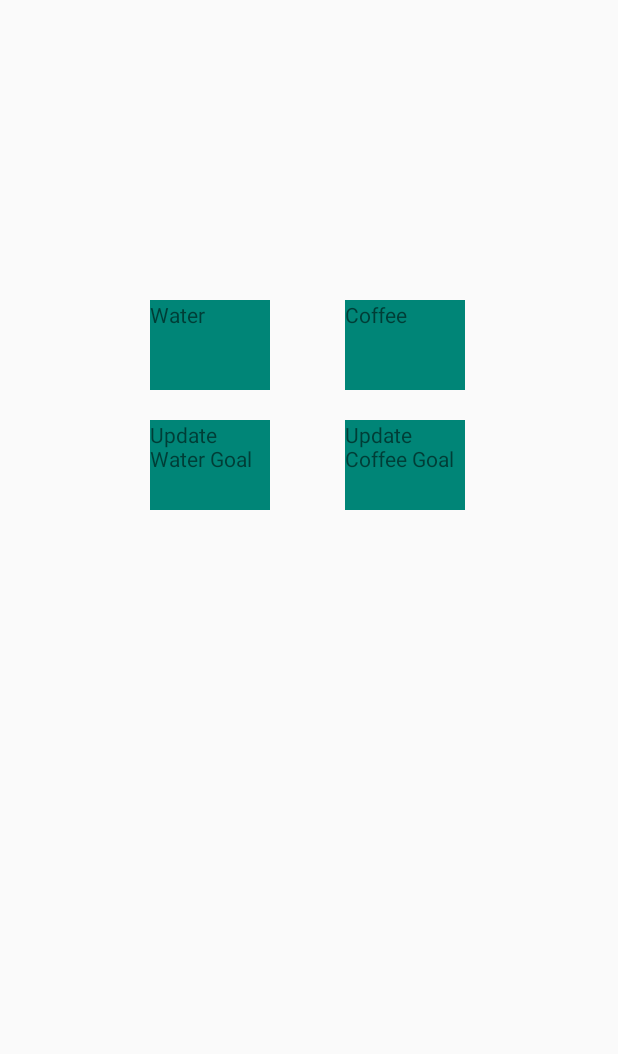
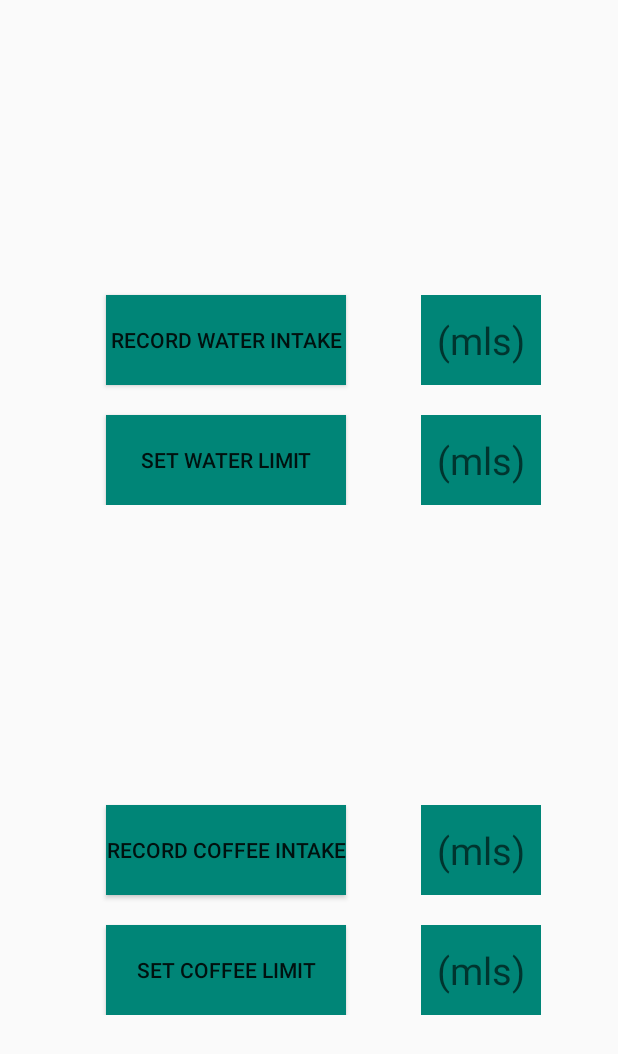
Before and after one commit to TruptiVaity/KT-Fitness, an Android app: the layout activity_tracker.xml on its own in the app's theme, with its tools: preview values and no code run, on a phone screen of 412 x 824 dp. Shown: the top 1054 px of the screen. Run offline under Robolectric (Android 15) with nearby library versions, the phone set to English and light mode, and no system bars.

Commit message:
Replace activity_tracker.xml

```diff
--- a/app/src/main/res/layout/activity_tracker.xml
+++ b/app/src/main/res/layout/activity_tracker.xml
@@ -1,58 +1,120 @@
 <?xml version="1.0" encoding="utf-8"?>
 
 <RelativeLayout xmlns:android="http://schemas.android.com/apk/res/android"
-
     xmlns:app="http://schemas.android.com/apk/res-auto"
     xmlns:tools="http://schemas.android.com/tools"
+    android:id="@+id/tracker"
+    android:gravity="center"
     android:layout_width="match_parent"
     android:layout_height="match_parent"
     tools:context=".MainActivity">
 
 
-    <TextView
-        android:id="@+id/water"
-        android:layout_width="80dp"
+    <RelativeLayout
+        android:id="@+id/waterLayout"
+        android:gravity="center_horizontal"
+        android:layout_width="wrap_content"
+        android:layout_height="wrap_content">
+        <Button
+            android:id="@+id/record_water_intake_button"
+            android:layout_width="160dp"
             android:layout_height="60dp"
             android:background="@color/colorPrimary"
-        android:layout_marginLeft="100dp"
-        android:layout_marginTop="200dp"
-        android:text="Water"
-        app:layout_constraintLeft_toLeftOf="@id/coffee" />
+            android:layout_marginLeft="20dp"
+            android:layout_marginTop="50dp"
+            android:text="Record Water Intake"
+            app:layout_constraintLeft_toLeftOf="@id/display_water_intake" />
 
         <TextView
-        android:id="@+id/coffee"
+            android:id="@+id/display_water_intake"
             android:layout_width="80dp"
             android:layout_height="60dp"
             android:layout_marginLeft="50dp"
-        android:layout_marginTop="200dp"
+            android:layout_marginTop="50dp"
+            android:gravity="center"
+            android:textSize="25dp"
             android:background="@color/colorPrimary"
-        android:layout_toRightOf="@id/water"
-        android:text="Coffee" />
+            android:layout_toRightOf="@id/record_water_intake_button"
+            android:hint="(mls)" />
+
+        <Button
+            android:id="@+id/set_water_limit_button"
+            android:layout_width="160dp"
+            android:layout_height="60dp"
+            android:layout_marginLeft="20dp"
+            android:layout_marginTop="20dp"
+            android:background="@color/colorPrimary"
+            android:layout_below="@id/record_water_intake_button"
+            android:text="SET WATER LIMIT"/>
 
         <TextView
-        android:id="@+id/updatewater"
+            android:id="@+id/display_water_limit"
             android:layout_width="80dp"
             android:layout_height="60dp"
-        android:layout_marginLeft="100dp"
+            android:layout_below="@id/display_water_intake"
+            android:layout_marginLeft="50dp"
+            android:layout_marginTop="20dp"
+            android:gravity="center"
+            android:textSize="25dp"
+            android:background="@color/colorPrimary"
+            android:layout_toRightOf="@id/set_water_limit_button"
+            android:hint="(mls)" />
+
+    </RelativeLayout>
+
+    <RelativeLayout
+        android:id="@+id/coffeelayout"
+        android:layout_below="@+id/waterLayout"
+        android:layout_marginTop="150dp"
+        android:gravity="center_horizontal"
+        android:layout_width="wrap_content"
+        android:layout_height="wrap_content">
+        <Button
+            android:id="@+id/record_coffee_intake_button"
+            android:layout_width="160dp"
+            android:layout_height="60dp"
+            android:background="@color/colorPrimary"
+            android:layout_marginLeft="20dp"
+            android:layout_marginTop="50dp"
+            android:text="Record Coffee Intake"
+            app:layout_constraintLeft_toLeftOf="@id/display_coffee_intake" />
+
+        <TextView
+            android:id="@+id/display_coffee_intake"
+            android:layout_width="80dp"
+            android:layout_height="60dp"
+            android:layout_marginLeft="50dp"
+            android:layout_marginTop="50dp"
+            android:gravity="center"
+            android:textSize="25dp"
+            android:background="@color/colorPrimary"
+            android:layout_toRightOf="@id/record_coffee_intake_button"
+            android:hint="(mls)" />
+
+        <Button
+            android:id="@+id/set_coffee_limit_button"
+            android:layout_width="160dp"
+            android:layout_height="60dp"
+            android:layout_marginLeft="20dp"
             android:layout_marginTop="20dp"
             android:background="@color/colorPrimary"
-        android:layout_below="@id/water"
-        android:text="Update Water Goal"
-
-
-        />
+            android:layout_below="@id/record_coffee_intake_button"
+            android:text="SET COFFEE LIMIT"/>
 
         <TextView
-        android:id="@+id/updatecoffee"
+            android:id="@+id/display_coffee_limit"
             android:layout_width="80dp"
             android:layout_height="60dp"
-        android:layout_below="@id/coffee"
+            android:layout_below="@id/display_coffee_intake"
             android:layout_marginLeft="50dp"
             android:layout_marginTop="20dp"
+            android:gravity="center"
+            android:textSize="25dp"
             android:background="@color/colorPrimary"
-        android:layout_toRightOf="@id/updatewater"
-        android:text="Update Coffee Goal" />
+            android:layout_toRightOf="@id/set_coffee_limit_button"
+            android:hint="(mls)" />
 
+    </RelativeLayout>
 
 
 </RelativeLayout>
```
Lines whose indentation alone changed are shown as unchanged.
